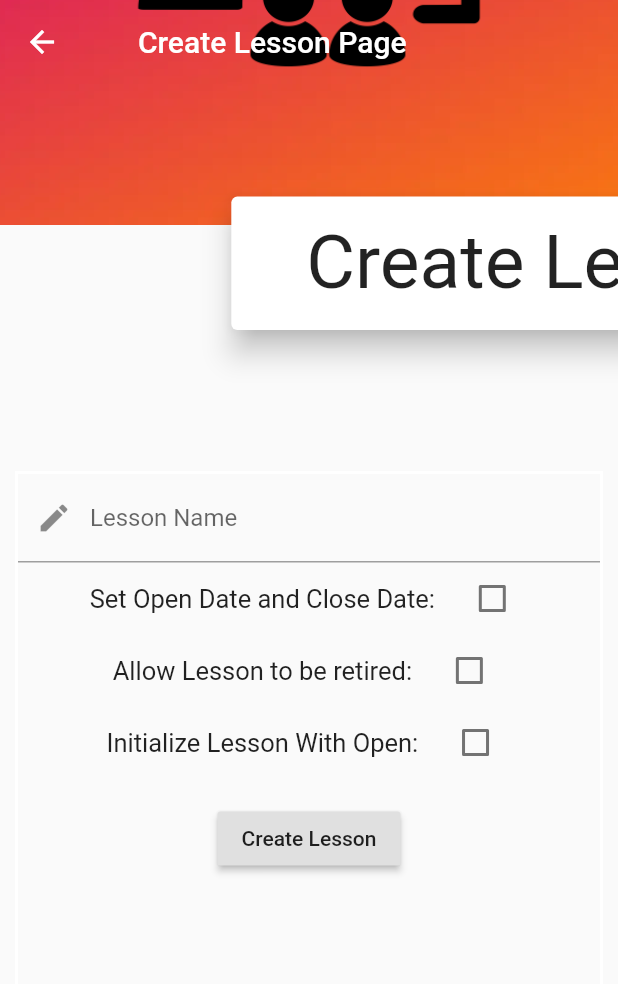
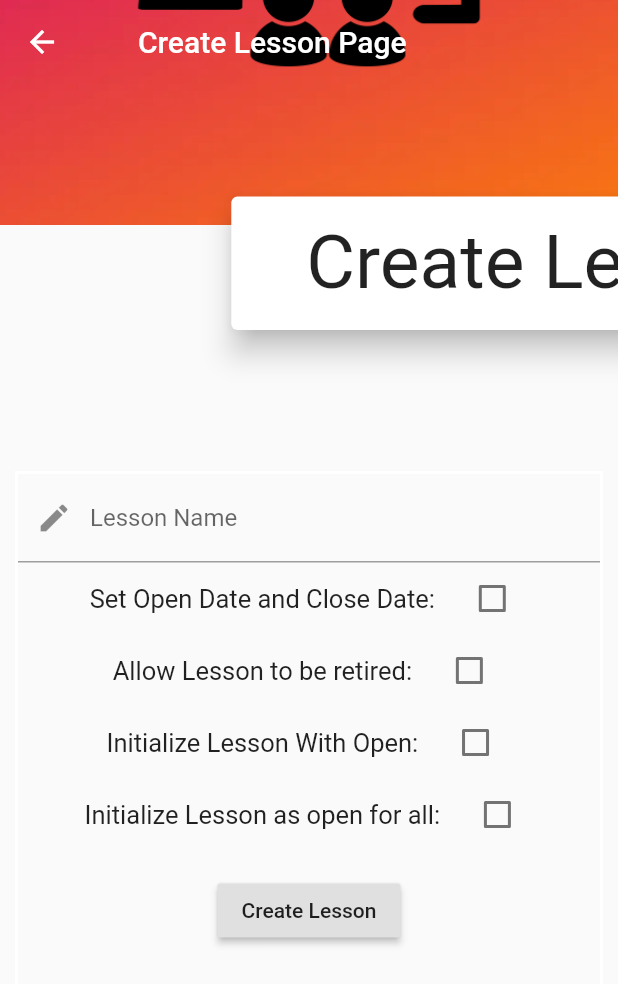
Before and after one commit to am009168/WebsiteApp-main, a Flutter app: the CreateLesson screen opened directly, scrolled down 221 dp, after a tap on "Create Lesson", on a phone screen of 412 x 824 dp. Shown: the top 984 px of the screen. Run offline on Flutter 3.47's test engine with Material 2 defaults, Android fonts, the phone set to English and light mode, and no system bars; our stand-ins replace audioplayers, cloud_firestore, confetti, csv, file_picker, firebase_auth and 3 more; missing offline and left inert: dart:html, dart:js, flutter_audio_recorder, nice_button, universal_html; accounts and stored records are empty.

Commit message:
small fixes

```diff
--- a/lib/Lessons.dart
+++ b/lib/Lessons.dart
@@ -28,6 +28,7 @@ class _LessonsState extends State<Lessons> {
   @override
   Widget build(BuildContext context) {
     var modulePath = userPath.collection('Courses').doc(modName).collection('Modules').doc(widget.LessonName);
+    print(stuff);
     path = modulePath;
     lessonName = widget.LessonName;
     return Scaffold(
@@ -178,7 +179,8 @@ class CreateLesson extends StatefulWidget {
 
 class _CreateLessonState extends State<CreateLesson> {
   List<Widget> course;
-
+  DocumentReference getID = firestoreInstance.collection("Users").doc('UserList').collection('Designers').doc(firebaseUser.uid)
+      .collection('Courses').doc(modName);
   TextEditingController nameEditingController = new TextEditingController();
 
   DateTime selectedDateOpen = DateTime.now();
@@ -188,7 +190,7 @@ class _CreateLessonState extends State<CreateLesson> {
   bool value = false;
   bool retry = false;
   bool open = false;
-
+  bool openToAll = false;
   Future<Null> _selectDateOpen(BuildContext context) async {
     final DateTime picked = await showDatePicker(
         context: context,
@@ -374,20 +376,43 @@ class _CreateLessonState extends State<CreateLesson> {
                                   ],
                                 ),
 
+                                Row(
+                                  mainAxisAlignment: MainAxisAlignment.center,
+                                  children: [
+                                    Text(
+                                      'Initialize Lesson as open for all: ',
+                                      style: TextStyle(fontSize: 17.0),
+                                    ),
+                                    SizedBox(width: 10),
+                                    Checkbox(
+                                      value: this.openToAll,
+                                      onChanged: (bool value) {
+                                        setState(() {
+                                          this.openToAll = value;
+                                        });
+                                        print(value);
+                                      },
+                                    ),
+                                  ],
+                                ),
+
                                 Container(
                                   child: Padding(
                                     padding: EdgeInsets.all(16),
                                     child: RaisedButton(
                                         child: Text("Create Lesson"),
-                                        onPressed: () {
+                                        onPressed: () async{
+                                          if(openToAll)
+                                          {
                                             if (value)
                                             {
                                               path.collection('Lessons').doc(nameEditingController.text.trim()).set(
                                                   {
                                                     "hasfeedback" : [],
                                                     "completedlearners" : [],
-                                                  "learnerids" : [],
+                                                    "learnerids" : await getID.get().then((value) => value.data()['learnerids']),
                                                     "retryflag": this.retry,
+                                                    "opentoall": this.openToAll,
                                                     "dateopen": selectedDateOpen.toString(),
                                                     "dateclose": selectedDateClose.toString(),
                                                     "designerid" : firebaseUser.uid,
@@ -403,8 +428,9 @@ class _CreateLessonState extends State<CreateLesson> {
                                                   {
                                                     "hasfeedback" : [],
                                                     "completedlearners" : [],
-                                                  "learnerids" : [],
+                                                    "learnerids" : await getID.get().then((value) => value.data()['learnerids']),
                                                     "retryflag": this.retry,
+                                                    "opentoall": this.openToAll,
                                                     "dateopen" : "1999-01-21 15:00:00.000",
                                                     "dateclose" : "3021-01-21 15:00:00.000",
                                                     "designerid" : firebaseUser.uid,
@@ -413,6 +439,46 @@ class _CreateLessonState extends State<CreateLesson> {
                                                     "name" : nameEditingController.text.trim(),
                                                   }
                                               );
+                                            }
+                                          }
+                                          else
+                                          {
+                                            if (value)
+                                            {
+                                              path.collection('Lessons').doc(nameEditingController.text.trim()).set(
+                                                  {
+                                                    "hasfeedback" : [],
+                                                    "completedlearners" : [],
+                                                    "learnerids" : await getID.get().then((value) => value.data()['learnerids']),
+                                                    "retryflag": this.retry,
+                                                    "opentoall": this.openToAll,
+                                                    "dateopen": selectedDateOpen.toString(),
+                                                    "dateclose": selectedDateClose.toString(),
+                                                    "designerid" : firebaseUser.uid,
+                                                    "isopen" : this.open,
+                                                    "id": nameEditingController.text.trim(),
+                                                    "name" : nameEditingController.text.trim(),
+                                                  }
+                                              );
+                                            }
+                                            else
+                                            {
+                                              path.collection('Lessons').doc(nameEditingController.text.trim()).set(
+                                                  {
+                                                    "hasfeedback" : [],
+                                                    "completedlearners" : [],
+                                                    "learnerids" : await getID.get().then((value) => value.data()['learnerids']),
+                                                    "retryflag": this.retry,
+                                                    "opentoall": this.openToAll,
+                                                    "dateopen" : "1999-01-21 15:00:00.000",
+                                                    "dateclose" : "3021-01-21 15:00:00.000",
+                                                    "designerid" : firebaseUser.uid,
+                                                    "isopen" : this.open,
+                                                    "id": nameEditingController.text.trim(),
+                                                    "name" : nameEditingController.text.trim(),
+                                                  }
+                                              );
+                                            }
                                           }
                                           Navigator.pop(context, nameEditingController.text);
                                         }),
--- a/lib/responses.dart
+++ b/lib/responses.dart
@@ -174,7 +174,7 @@ class _response extends State<responses> {
                             new Text('\nNumber of User Attempts:\n', style: TextStyle(fontWeight: FontWeight.bold)),
                             StreamBuilder<DocumentSnapshot>(
                               stream: infoPath.document(widget.learner).snapshots(),
-                              builder: (BuildContext context, AsyncSnapshot<DocumentSnapshot> snapshot) {
+                                builder: (BuildContext context, AsyncSnapshot<DocumentSnapshot> snapshot) {
                                 if (snapshot.hasError) {
                                   return Text('Something went wrong');
                                 }
```
Also changed, not shown: lib/Tasks.dart (+11 -0 lines), lib/taskInfo.dart (+21 -19 lines). Lines whose indentation alone changed are shown as unchanged.
